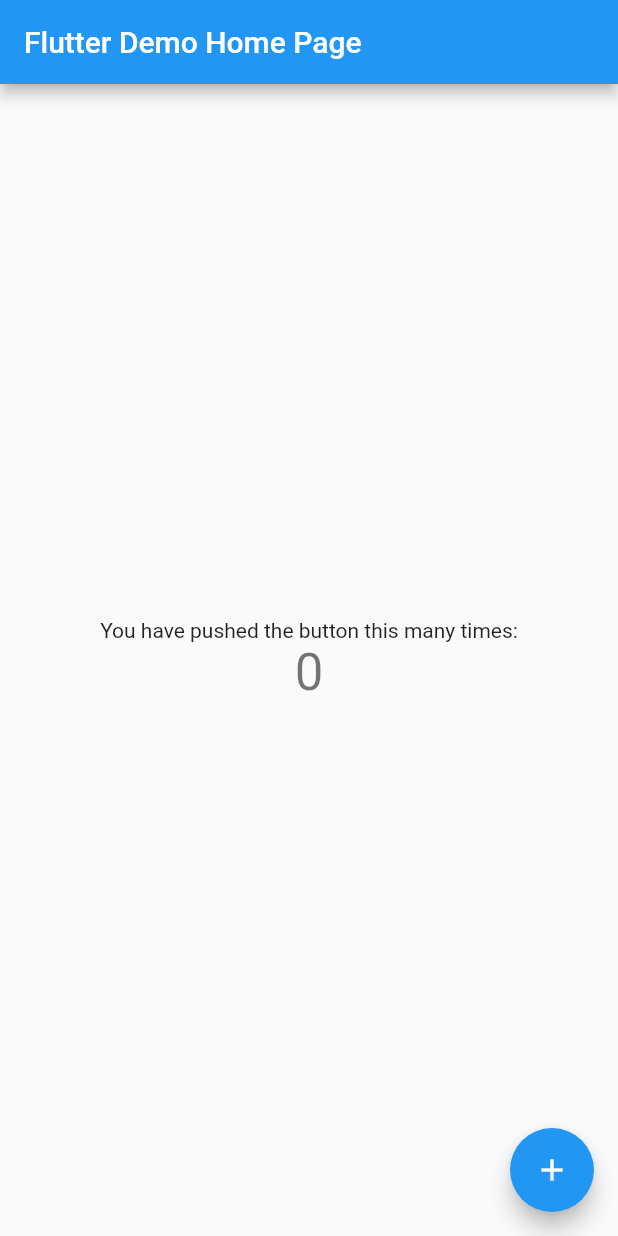
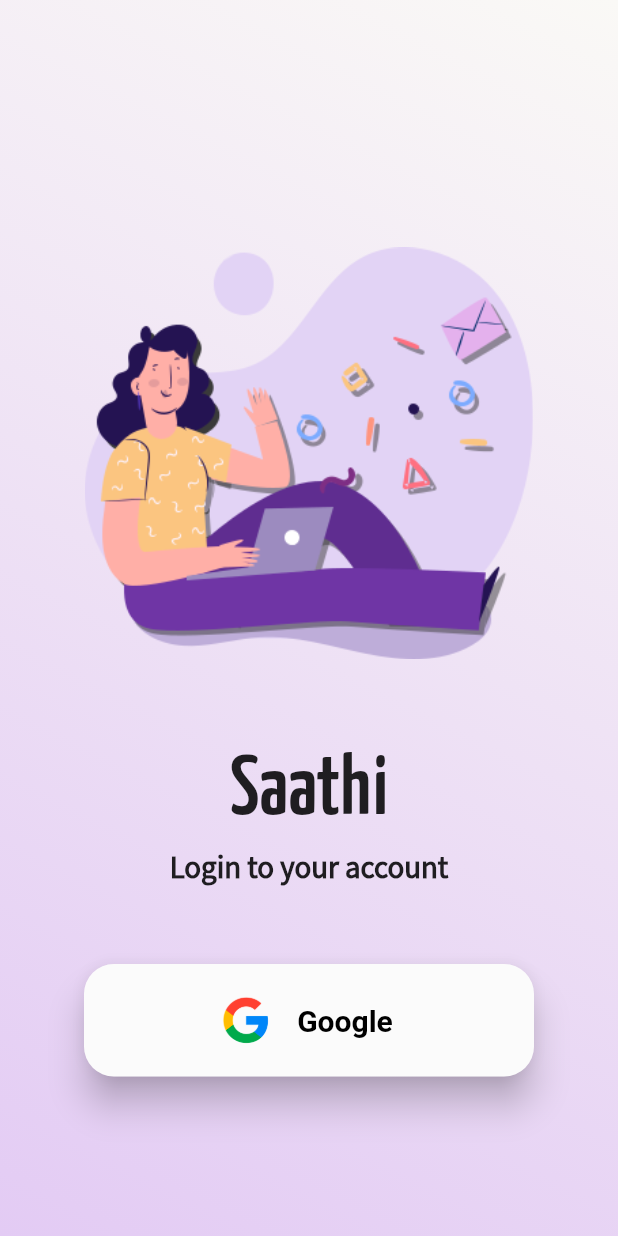
Before and after one commit to roy-shreya/hustle_squad, a Flutter app: the screen it shows after launch, on a phone screen of 412 x 824 dp. Run offline on Flutter 3.47's test engine with Material 2 defaults, Android fonts, the phone set to English and light mode, and no system bars; our stand-ins replace firebase_auth, firebase_core, google_sign_in, permission_handler; accounts and stored records are empty; Roboto replaces fonts that are missing (SourceSans); project files that could hold a hidden picture were left out.

Commit message:
Google sign in done

```diff
--- a/lib/main.dart
+++ b/lib/main.dart
@@ -1,115 +1,23 @@
 import 'package:flutter/material.dart';
+import 'package:firebase_core/firebase_core.dart';
+import 'package:saathi/welcome.dart';
 
-void main() {
-  runApp(const MyApp());
+Future main() async {
+  WidgetsFlutterBinding.ensureInitialized();
+  await Firebase.initializeApp();
+  runApp(MyApp());
 }
 
 class MyApp extends StatelessWidget {
-  const MyApp({Key? key}) : super(key: key);
+  static const String title = 'Saathi App';
 
-  // This widget is the root of your application.
-  @override
-  Widget build(BuildContext context) {
-    return MaterialApp(
-      title: 'Flutter Demo',
-      theme: ThemeData(
-        // This is the theme of your application.
-        //
-        // Try running your application with "flutter run". You'll see the
-        // application has a blue toolbar. Then, without quitting the app, try
-        // changing the primarySwatch below to Colors.green and then invoke
-        // "hot reload" (press "r" in the console where you ran "flutter run",
-        // or simply save your changes to "hot reload" in a Flutter IDE).
-        // Notice that the counter didn't reset back to zero; the application
-        // is not restarted.
-        primarySwatch: Colors.blue,
-      ),
-      home: const MyHomePage(title: 'Flutter Demo Home Page'),
-    );
-  }
-}
-
-class MyHomePage extends StatefulWidget {
-  const MyHomePage({Key? key, required this.title}) : super(key: key);
-
-  // This widget is the home page of your application. It is stateful, meaning
-  // that it has a State object (defined below) that contains fields that affect
-  // how it looks.
-
-  // This class is the configuration for the state. It holds the values (in this
-  // case the title) provided by the parent (in this case the App widget) and
-  // used by the build method of the State. Fields in a Widget subclass are
-  // always marked "final".
-
-  final String title;
+  // ignore: prefer_const_constructors_in_immutables
+  MyApp({Key? key}) : super(key: key);
 
   @override
-  State<MyHomePage> createState() => _MyHomePageState();
+  Widget build(BuildContext context) => const MaterialApp(
+        debugShowCheckedModeBanner: false,
+        title: title,
+        home: WelcomePage(),
+      );
 }
-
-class _MyHomePageState extends State<MyHomePage> {
-  int _counter = 0;
-
-  void _incrementCounter() {
-    setState(() {
-      // This call to setState tells the Flutter framework that something has
-      // changed in this State, which causes it to rerun the build method below
-      // so that the display can reflect the updated values. If we changed
-      // _counter without calling setState(), then the build method would not be
-      // called again, and so nothing would appear to happen.
-      _counter++;
-    });
-  }
-
-  @override
-  Widget build(BuildContext context) {
-    // This method is rerun every time setState is called, for instance as done
-    // by the _incrementCounter method above.
-    //
-    // The Flutter framework has been optimized to make rerunning build methods
-    // fast, so that you can just rebuild anything that needs updating rather
-    // than having to individually change instances of widgets.
-    return Scaffold(
-      appBar: AppBar(
-        // Here we take the value from the MyHomePage object that was created by
-        // the App.build method, and use it to set our appbar title.
-        title: Text(widget.title),
-      ),
-      body: Center(
-        // Center is a layout widget. It takes a single child and positions it
-        // in the middle of the parent.
-        child: Column(
-          // Column is also a layout widget. It takes a list of children and
-          // arranges them vertically. By default, it sizes itself to fit its
-          // children horizontally, and tries to be as tall as its parent.
-          //
-          // Invoke "debug painting" (press "p" in the console, choose the
-          // "Toggle Debug Paint" action from the Flutter Inspector in Android
-          // Studio, or the "Toggle Debug Paint" command in Visual Studio Code)
-          // to see the wireframe for each widget.
-          //
-          // Column has various properties to control how it sizes itself and
-          // how it positions its children. Here we use mainAxisAlignment to
-          // center the children vertically; the main axis here is the vertical
-          // axis because Columns are vertical (the cross axis would be
-          // horizontal).
-          mainAxisAlignment: MainAxisAlignment.center,
-          children: <Widget>[
-            const Text(
-              'You have pushed the button this many times:',
-            ),
-            Text(
-              '$_counter',
-              style: Theme.of(context).textTheme.headline4,
-            ),
-          ],
-        ),
-      ),
-      floatingActionButton: FloatingActionButton(
-        onPressed: _incrementCounter,
-        tooltip: 'Increment',
-        child: const Icon(Icons.add),
-      ), // This trailing comma makes auto-formatting nicer for build methods.
-    );
-  }
-}
--- /dev/null
+++ b/lib/providPerm/google_maps_api.dart
@@ -0,0 +1,4 @@
+class GoogleMapsApi{
+  final String _url = "AIzaSyB7gaax0dJDYLDLqzdFBHaFd6mTwxgQ9rI";
+  String get url => _url;
+}
--- /dev/null
+++ b/lib/providPerm/google_sign_in.dart
@@ -0,0 +1,51 @@
+// ignore: import_of_legacy_library_into_null_safe
+import 'package:firebase_auth/firebase_auth.dart';
+import 'package:flutter/material.dart';
+// ignore: import_of_legacy_library_into_null_safe
+import 'package:google_sign_in/google_sign_in.dart';
+
+class GoogleSignInProvider extends ChangeNotifier {
+  final googleSignIn = GoogleSignIn();
+  bool _isSigningIn = false;
+
+  GoogleSignInProvider() {
+    _isSigningIn = false;
+  }
+
+  bool get isSigningIn => _isSigningIn;
+
+  set isSigningIn(bool isSigningIn) {
+    _isSigningIn = isSigningIn;
+    notifyListeners();
+  }
+
+  Future login() async {
+    isSigningIn = true;
+
+    final user = await googleSignIn.signIn();
+    // ignore: unnecessary_null_comparison
+    if (user == null) {
+      isSigningIn = false;
+      return;
+    } else {
+      final googleAuth = await user.authentication;
+
+      final credential = GoogleAuthProvider.credential(
+        accessToken: googleAuth.accessToken,
+        idToken: googleAuth.idToken,
+      );
+
+      await FirebaseAuth.instance.signInWithCredential(credential);
+
+      isSigningIn = false;
+    }
+  }
+
+  void logout() async {
+    await googleSignIn.disconnect().onError((error, stackTrace){
+      print(error);
+      return;
+    });
+    FirebaseAuth.instance.signOut();
+  }
+}
--- /dev/null
+++ b/lib/screens/sign_up_widget.dart
@@ -0,0 +1,70 @@
+import 'package:flutter/material.dart';
+// ignore: import_of_legacy_library_into_null_safe
+import 'package:saathi/widgets/google_signup_widget.dart';
+
+class SignUpWidget extends StatelessWidget {
+  const SignUpWidget({Key? key}) : super(key: key);
+
+  @override
+  Widget build(BuildContext context) {
+    final size = MediaQuery.of(context).size;
+
+    //Layout of sign in page
+    return Scaffold(
+        body: Container(
+      //background colour
+      decoration: const BoxDecoration(
+          gradient: LinearGradient(
+              begin: Alignment.topRight,
+              end: Alignment.bottomLeft,
+              colors: [
+            Color(0xffFAF9F6),
+            Color(0xffE3CBF4),
+          ])),
+
+      child: Column(
+        children: [
+          SizedBox(
+            height: size.height / 5,
+          ),
+          //Login Image
+          Container(
+            height: size.height / 3,
+            width: size.width,
+            decoration: const BoxDecoration(
+              image: DecorationImage(
+                image: AssetImage("assets/images/login.png"),
+                fit: BoxFit.contain,
+              ),
+            ),
+          ),
+          const SizedBox(
+            height: 60,
+          ),
+          const Text(
+            "Saathi",
+            style: TextStyle(
+                fontSize: 56,
+                fontWeight: FontWeight.w500,
+                fontFamily: 'Yanone'),
+          ),
+          const SizedBox(
+            height: 10,
+          ),
+          Text(
+            "Login to your account",
+            style: TextStyle(
+              fontSize: size.width / 20,
+              fontWeight: FontWeight.w600,
+              fontFamily: 'Sans-Pro',
+            ),
+          ),
+          SizedBox(
+            height: size.height / 20,
+          ),
+          const GoogleSignupButtonWidget()
+        ],
+      ),
+    ));
+  }
+}
--- /dev/null
+++ b/lib/welcome.dart
@@ -0,0 +1,39 @@
+import 'package:firebase_auth/firebase_auth.dart';
+import 'package:flutter/material.dart';
+import 'package:saathi/providPerm/google_sign_in.dart';
+// ignore: import_of_legacy_library_into_null_safe
+import 'package:saathi/screens/homepage_widget.dart';
+import 'package:saathi/screens/sign_up_widget.dart';
+// ignore: import_of_legacy_library_into_null_safe
+import 'package:provider/provider.dart';
+
+class WelcomePage extends StatelessWidget {
+  const WelcomePage({Key? key}) : super(key: key);
+
+  @override
+  Widget build(BuildContext context) => Scaffold(
+        body: ChangeNotifierProvider(
+          create: (context) => GoogleSignInProvider(),
+          child: StreamBuilder(
+            stream: FirebaseAuth.instance.authStateChanges(),
+            builder: (context, snapshot) {
+              final provider = Provider.of<GoogleSignInProvider>(context);
+              if (provider.isSigningIn) {
+                return buildLoading();
+              } else if (snapshot.hasData) {
+                return const HomePageWidget();
+              } else {
+                return const SignUpWidget();
+              }
+            },
+          ),
+        ),
+      );
+
+  Widget buildLoading() => Stack(
+    fit: StackFit.expand,
+    children: const [
+      Center(child: CircularProgressIndicator()),
+    ],
+  );
+}
--- /dev/null
+++ b/lib/widgets/google_signup_widget.dart
@@ -0,0 +1,55 @@
+import 'package:flutter/material.dart';
+// ignore: import_of_legacy_library_into_null_safe
+import 'package:provider/provider.dart';
+import 'package:saathi/providPerm/google_sign_in.dart';
+
+
+
+class GoogleSignupButtonWidget extends StatelessWidget {
+  const GoogleSignupButtonWidget({Key? key}) : super(key: key);
+
+  @override
+  Widget build(BuildContext context) => Padding(
+    //Layout of google sign in button
+        padding: const EdgeInsets.symmetric(vertical: 10),
+        child: GestureDetector(
+          onTap: () {
+            final provider =
+                Provider.of<GoogleSignInProvider>(context, listen: false);
+            provider.login();
+          },
+          child: Material(
+            elevation: 10,
+            borderRadius: BorderRadius.circular(20),
+            child: Container(
+              height: 75,
+              width: 300,
+              alignment: Alignment.center,
+              decoration: BoxDecoration(
+                  borderRadius: BorderRadius.circular(20),
+                  color: Colors.white24),
+              child: Row(
+                mainAxisAlignment: MainAxisAlignment.center,
+                children: [
+                  Image.asset(
+                    "assets/images/google.png",
+                    height: 48.0,
+                  ),
+                  Container(
+                    padding: const EdgeInsets.only(left: 10.0, right: 10.0),
+                    child: const Text(
+                      "Google",
+                      style: TextStyle(
+                          color: Colors.black,
+                          fontSize: 20,
+                          fontWeight: FontWeight.w600,
+                          fontFamily: 'SourceSans'),
+                    ),
+                  ),
+                ],
+              ),
+            ),
+          ),
+        ),
+      );
+}
```
Also changed, not shown: lib/providPerm/allPermissions.dart (added, +43 -0 lines), lib/screens/homepage_widget.dart (added, +17 -0 lines), pubspec.yaml (+44 -20 lines), pubspec.lock, 2 other files.
